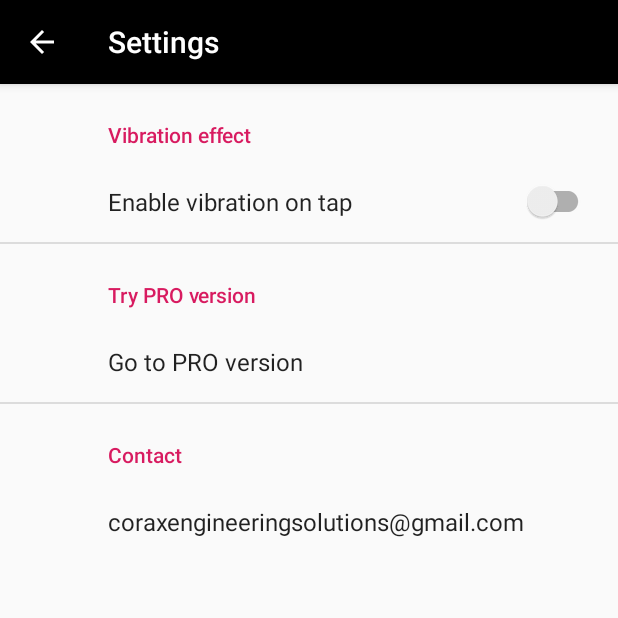
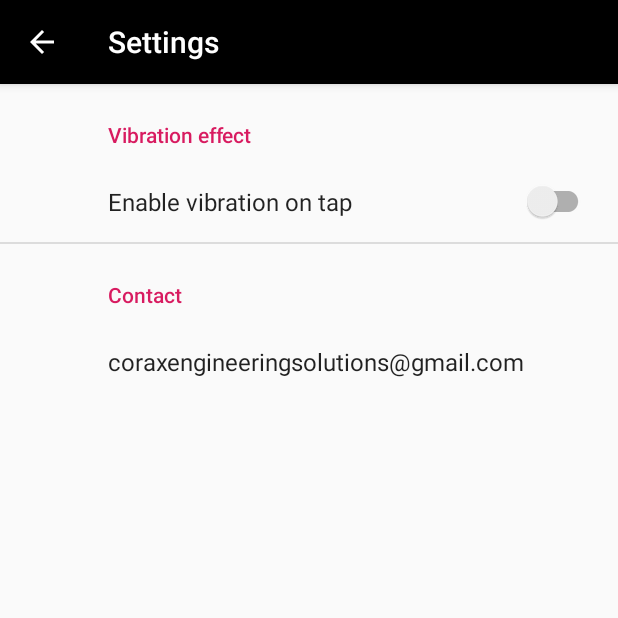
Before and after one commit to laur1208/HeadClearancePRO, an Android app: the SettingsActivity screen opened directly, with no data from a screen before it, on a phone screen of 412 x 824 dp, the top half of it. Run offline under Robolectric (Android 15) with nearby library versions, the phone set to English and light mode, and no system bars; our stand-ins replace androidx.preference; network calls fail; 6 statements that could not run were skipped.

Commit message:
removed pro version link from pro

```diff
--- a/app/src/main/java/ps/room/headclearancepro/SettingsActivity.java
+++ b/app/src/main/java/ps/room/headclearancepro/SettingsActivity.java
@@ -82,7 +82,6 @@ public class SettingsActivity extends AppCompatActivity {
 
             assert mContext != null;
             final SwitchPreferenceCompat vibration_toggle = findPreference(mContext.getString(R.string.vibration_toggle));
-            final Preference pro_version = findPreference(mContext.getString(R.string.pro_version));
             if(VIBRATION_TOGGLE == 0) {
                 assert vibration_toggle != null;
                 vibration_toggle.setChecked(false);
@@ -112,16 +111,6 @@ public class SettingsActivity extends AppCompatActivity {
                     return false;
                 }
             });
-
-            /*--- pro version tap ---*/
-            assert pro_version != null;
-            pro_version.setOnPreferenceClickListener(new Preference.OnPreferenceClickListener() {
-                @Override
-                public boolean onPreferenceClick(Preference preference) {
-                    startActivity(new Intent(Intent.ACTION_VIEW, Uri.parse(getResources().getString(R.string.PRO_VERSION_LINK))));
-                    return false;
-                }
-            });
         }
 
         private void updateVibrationSetting(int value){
--- a/app/src/main/res/xml/root_preferences.xml
+++ b/app/src/main/res/xml/root_preferences.xml
@@ -11,16 +11,6 @@
 
     </PreferenceCategory>
 
-    <PreferenceCategory app:title="Try PRO version">
-
-        <Preference
-            android:defaultValue="Default value"
-            android:key="@string/pro_version"
-            android:selectAllOnFocus="true"
-            android:singleLine="true"
-            android:title="Go to PRO version" />
-    </PreferenceCategory>
-
     <PreferenceCategory app:title="Contact">
 
         <Preference
```
